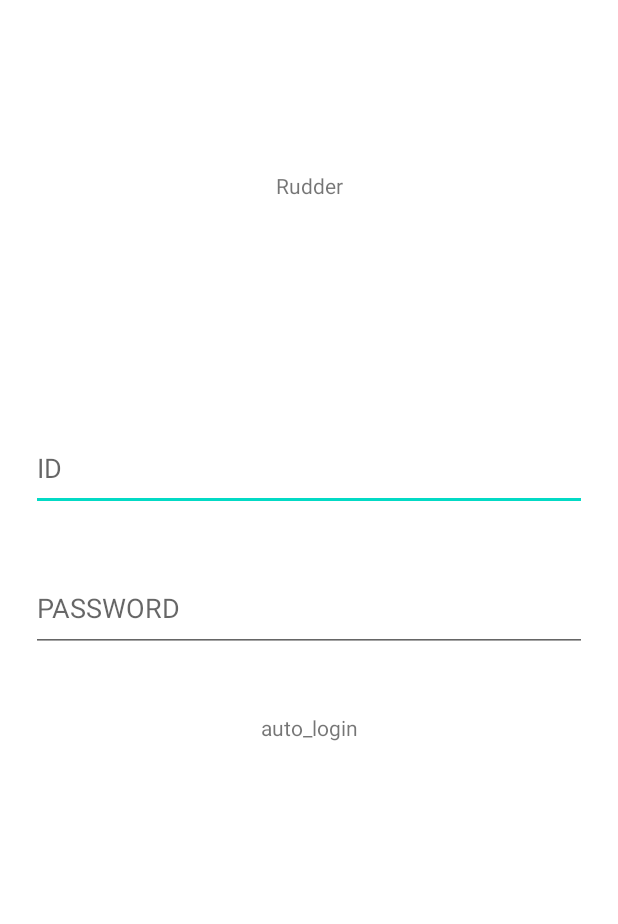
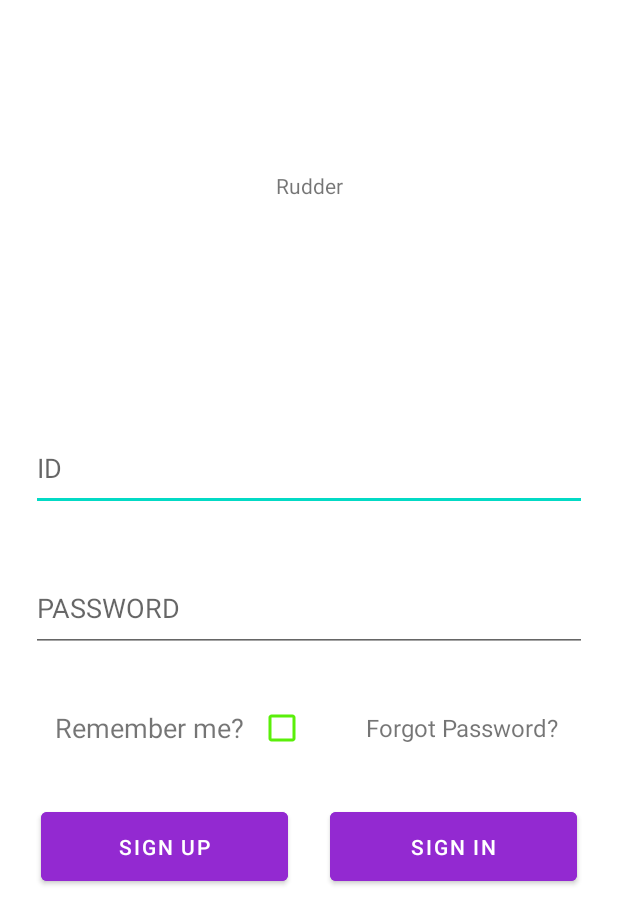
Before and after one commit to lsjpjs1/Rudder-Android, an Android app: the screen it shows after launch (LoginActivity), on a phone screen of 412 x 824 dp. Shown: the top 924 px of the screen. Run offline under Robolectric (Android 15) with nearby library versions, the phone set to English and light mode, and no system bars; our stand-ins replace data binding; network calls fail; 1 statement that could not run was skipped.

```diff
--- a/app/src/main/java/com/rudder/ui/activity/LoginActivity.kt
+++ b/app/src/main/java/com/rudder/ui/activity/LoginActivity.kt
@@ -11,7 +11,9 @@ import com.rudder.BuildConfig
 import com.rudder.R
 import com.rudder.data.local.App
 import com.rudder.databinding.ActivityLoginBinding
+import com.rudder.util.FragmentShowHide
 import com.rudder.viewModel.LoginViewModel
+import kotlinx.android.synthetic.main.activity_login.*
 
 class LoginActivity : AppCompatActivity() {
     private var viewModel: LoginViewModel = LoginViewModel()
@@ -21,13 +23,20 @@ class LoginActivity : AppCompatActivity() {
 
         setTheme(R.style.Theme_Rudder)
 
-
         val binding = DataBindingUtil.setContentView<ActivityLoginBinding>(this, R.layout.activity_login)
         binding.loginVM = viewModel
         binding.lifecycleOwner = this
+
+        autoLoginCheck()
+
+
+
         viewModel.showLoginErrorToast.observe(this, Observer {
-            it.getContentIfNotHandled()?.let{
-                Toast.makeText(this, R.string.login_error,Toast.LENGTH_SHORT).show()
+            it.getContentIfNotHandled()?.let { it ->
+                if (it) {
+                    Log.d("onDestoryLogin","${it}")
+                    Toast.makeText(this, R.string.login_error, Toast.LENGTH_SHORT).show()
+                }
             }
         })
         viewModel.startMainActivity.observe(this, Observer {
@@ -40,6 +49,7 @@ class LoginActivity : AppCompatActivity() {
                 callSignUpActivity()
             }
         })
+
     }
 
     override fun onDestroy() {
@@ -58,6 +68,15 @@ class LoginActivity : AppCompatActivity() {
         startActivity(intent)
     }
 
+    fun autoLoginCheck(){
+        val autoLoginPref = App.prefs.getValue("autoLogin")
+        autoLoginCheckbox.isChecked = autoLoginPref == "true"
+
+        if (autoLoginPref == "true")
+            Log.d("asdasd","asdasd")
+            viewModel.callLogin()
+    }
+
 
 
 }
--- a/app/src/main/java/com/rudder/ui/activity/SignUpActivity.kt
+++ b/app/src/main/java/com/rudder/ui/activity/SignUpActivity.kt
@@ -70,7 +70,6 @@ class SignUpActivity : AppCompatActivity() {
         val toastSignUpComplete = Toast.makeText(this, "Sign Up Complete!", Toast.LENGTH_SHORT)
 
         viewModel.schoolSelectNext.observe(this, Observer {
-            Log.d("next","next")
             it.getContentIfNotHandled()?.let{ it ->
                 if (it) {
                     val fragmentShowHide = FragmentShowHide(supportFragmentManager)
--- a/app/src/main/res/layout/activity_login.xml
+++ b/app/src/main/res/layout/activity_login.xml
@@ -57,6 +57,21 @@
             app:layout_constraintLeft_toLeftOf="parent"
             >
 
+            <CheckBox
+                android:id="@+id/autoLoginCheckbox"
+                android:layout_width="0dp"
+                android:layout_height="0dp"
+                android:buttonTint="#5AEF0A"
+                android:onCheckedChanged="@{(compoundButton, checked) -> loginVM.onCheckedChange(compoundButton, checked)}"
+                app:layout_constraintHeight_default="percent"
+                app:layout_constraintHeight_percent="0.1"
+                app:layout_constraintWidth_default="percent"
+                app:layout_constraintWidth_percent="0.08"
+                app:layout_constraintStart_toEndOf="@+id/autoLogin"
+                app:layout_constraintTop_toBottomOf="@+id/editTextUserPassword"
+                app:layout_constraintBottom_toBottomOf="parent"
+                />
+
             <EditText
                 android:id="@+id/editTextUserId"
                 android:layout_width="0dp"
@@ -72,7 +87,6 @@
                 android:text="@={loginVM.userId}"
                 app:layout_constraintEnd_toEndOf="parent"
                 app:layout_constraintStart_toStartOf="parent"
-                app:layout_constraintVertical_bias="0.2"
                 app:layout_constraintTop_toTopOf="@+id/constraintLayoutLogin2"
                 app:layout_constraintBottom_toTopOf="@+id/editTextUserPassword"
 
@@ -101,15 +115,32 @@
                 android:id="@+id/autoLogin"
                 android:layout_width="0dp"
                 android:layout_height="0dp"
-                android:text="auto_login"
+                android:text="@string/remeber_me"
                 app:layout_constraintHeight_default="percent"
                 app:layout_constraintHeight_percent="0.1"
                 app:layout_constraintWidth_default="percent"
-                app:layout_constraintWidth_percent="0.3"
+                app:layout_constraintWidth_percent="0.35"
                 android:gravity="center"
+                android:textSize="18dp"
+                app:layout_constraintHorizontal_bias="0.3"
+                app:layout_constraintEnd_toStartOf="@+id/ForgetText"
+                app:layout_constraintStart_toStartOf="parent"
+                app:layout_constraintTop_toBottomOf="@+id/editTextUserPassword"
+                app:layout_constraintBottom_toBottomOf="parent"/>
 
+            <TextView
+                android:id="@+id/ForgetText"
+                android:layout_width="0dp"
+                android:layout_height="0dp"
+                android:text="@string/forgot_password"
+                app:layout_constraintHeight_default="percent"
+                app:layout_constraintHeight_percent="0.1"
+                app:layout_constraintWidth_default="percent"
+                app:layout_constraintWidth_percent="0.35"
+                android:gravity="center"
+                android:textSize="16dp"
+                app:layout_constraintStart_toEndOf="@+id/autoLoginCheckbox"
                 app:layout_constraintEnd_toEndOf="parent"
-                app:layout_constraintStart_toStartOf="parent"
                 app:layout_constraintTop_toBottomOf="@+id/editTextUserPassword"
                 app:layout_constraintBottom_toBottomOf="parent"/>
 
@@ -127,34 +158,46 @@
             app:layout_constraintWidth_default="percent"
             app:layout_constraintWidth_percent="1">
 
+            <Button
+                android:id="@+id/signUpBtn"
+                android:layout_width="0dp"
+                android:layout_height="0dp"
+                app:layout_constraintHeight_default="percent"
+                app:layout_constraintHeight_percent="0.2"
+                app:layout_constraintWidth_default="percent"
+                app:layout_constraintWidth_percent="0.4"
+                android:clickable="true"
+                android:backgroundTint="#9329D1"
+                android:gravity="center"
+                android:onClick="@{()->loginVM.callSignUp()}"
+                android:text="@string/sign_up"
+                app:layout_constraintEnd_toStartOf="@id/signInBtn"
+                app:layout_constraintStart_toStartOf="parent"
+                app:layout_constraintTop_toTopOf="parent"
+                />
+
+            <Button
+                android:id="@+id/signInBtn"
+                android:layout_width="0dp"
+                android:layout_height="0dp"
+                app:layout_constraintHeight_default="percent"
+                app:layout_constraintHeight_percent="0.2"
+                app:layout_constraintWidth_default="percent"
+                app:layout_constraintWidth_percent="0.4"
+                android:clickable="true"
+                android:backgroundTint="#9329D1"
+                android:gravity="center"
+                android:onClick="@{()->loginVM.callLogin()}"
+                android:text="@string/sign_in"
+                app:layout_constraintTop_toTopOf="parent"
+                app:layout_constraintStart_toEndOf="@+id/signUpBtn"
+                app:layout_constraintEnd_toEndOf="parent"
+                />
+
         </androidx.constraintlayout.widget.ConstraintLayout>
 
 
-<!--        <Button-->
-<!--            android:id="@+id/signUpBtn"-->
-<!--            android:layout_width="wrap_content"-->
-<!--            android:layout_height="wrap_content"-->
-<!--            android:layout_marginStart="124dp"-->
-<!--            android:layout_marginLeft="124dp"-->
-<!--            android:layout_marginTop="72dp"-->
-<!--            android:clickable="true"-->
-<!--            android:onClick="@{()->loginVM.callSignUp()}"-->
-<!--            android:text="@string/sign_up"-->
-<!--            app:layout_constraintStart_toStartOf="parent"-->
-<!--            app:layout_constraintTop_toBottomOf="@+id/editTextUserPassword" />-->
 
-<!--        <Button-->
-<!--            android:id="@+id/signInBtn"-->
-<!--            android:layout_width="wrap_content"-->
-<!--            android:layout_height="wrap_content"-->
-<!--            android:layout_marginStart="79dp"-->
-<!--            android:layout_marginLeft="79dp"-->
-<!--            android:layout_marginTop="74dp"-->
-<!--            android:clickable="true"-->
-<!--            android:onClick="@{()->loginVM.callLogin()}"-->
-<!--            android:text="@string/sign_in"-->
-<!--            app:layout_constraintStart_toEndOf="@+id/signUpBtn"-->
-<!--            app:layout_constraintTop_toBottomOf="@+id/editTextUserPassword" />-->
 
 
 
--- a/app/src/main/res/values/strings.xml
+++ b/app/src/main/res/values/strings.xml
@@ -23,5 +23,6 @@
     <string name="next">NEXT</string>
     <string name="back">BACK</string>
     <string name="create_account">Create Account</string>
-
+    <string name="remeber_me">Remember me?</string>
+    <string name="forgot_password">Forgot Password?</string>
 </resources>
```
Also changed, not shown: app/src/main/java/com/rudder/data/repository/Repository.kt (+25 -1 lines), app/src/main/java/com/rudder/ui/activity/MainActivity.kt (+8 -7 lines), app/src/main/java/com/rudder/viewModel/LoginViewModel.kt (+26 -0 lines).
